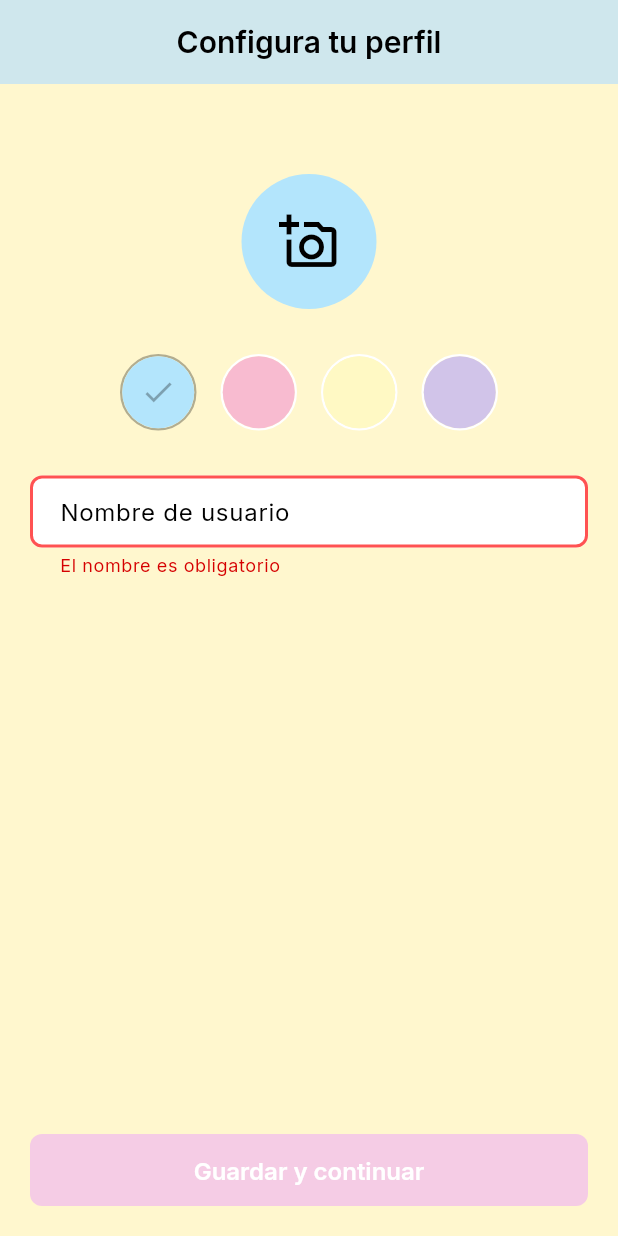
After one commit to ItsRaven-13/messaging_app, a Flutter app: the ProfileSetupScreen screen opened by its route, after a tap on "Guardar y continuar", on a phone screen of 412 x 824 dp. The commit adds this screen. Run offline on Flutter 3.47's test engine with Material 3 defaults, Android fonts, the phone set to English and light mode, and no system bars; our stand-ins replace cloud_firestore, connectivity_plus, firebase_auth, firebase_core, go_router, pinput; missing offline and left inert: firebase_app_check; accounts and stored records are empty; generated files the repository leaves out were written again.

Commit message:
feat(chat): Registro de datos del perfil de usuario

```diff
--- a/lib/app/router/app_router.dart
+++ b/lib/app/router/app_router.dart
@@ -25,6 +25,11 @@ final GoRouter appRouter = GoRouter(
       },
     ),
     GoRoute(
+      path: '/${AppRoutes.profileSetup}',
+      name: AppRoutes.profileSetup,
+      builder: (context, state) => const ProfileSetupScreen(),
+    ),
+    GoRoute(
       path: '/${AppRoutes.home}',
       name: AppRoutes.home,
       builder: (context, state) => const HomeChatScreen(),
--- a/lib/app/router/app_screens.dart
+++ b/lib/app/router/app_screens.dart
@@ -4,3 +4,4 @@ export 'package:messaging_app/features/auth/presentation/screens/phone_input_scr
 export 'package:messaging_app/features/auth/presentation/screens/otp_verification_screen.dart';
 export 'package:messaging_app/features/chat/presentation/screens/home_chat_screen.dart';
 export 'package:messaging_app/features/chat/presentation/screens/contact_list_screen.dart';
+export 'package:messaging_app/features/auth/presentation/screens/profile_setup_screen.dart';
--- a/lib/core/constants/app_routes.dart
+++ b/lib/core/constants/app_routes.dart
@@ -2,6 +2,7 @@ class AppRoutes {
   static const welcome = 'welcome';
   static const phoneInput = 'phoneInput';
   static const otpVerification = 'otpVerification';
+  static const profileSetup = 'profileSetup';
   static const home = 'home';
   static const contacts = 'contacts';
   static const noConnection = 'noConnection';
--- a/lib/features/auth/domain/models/user_model.dart
+++ b/lib/features/auth/domain/models/user_model.dart
@@ -1,15 +1,35 @@
 class UserModel {
-  final String id;
-  final String name;
+  final String uid;
   final String phoneNumber;
-  final String profilePictureUrl;
-  final DateTime lastSeen;
+  final String? name;
+  final String? initials;
+  final int? colorIndex;
 
   UserModel({
-    required this.id,
-    required this.name,
+    required this.uid,
     required this.phoneNumber,
-    required this.profilePictureUrl,
-    required this.lastSeen,
+    this.name,
+    this.initials,
+    this.colorIndex,
   });
+
+  Map<String, dynamic> toMap() {
+    return {
+      'uid': uid,
+      'phoneNumber': phoneNumber,
+      'name': name,
+      'initials': initials,
+      'colorIndex': colorIndex,
+    };
+  }
+
+  factory UserModel.fromMap(Map<String, dynamic> map) {
+    return UserModel(
+      uid: map['uid'],
+      phoneNumber: map['phoneNumber'],
+      name: map['name'],
+      initials: map['initials'],
+      colorIndex: map['colorIndex'],
+    );
+  }
 }
--- /dev/null
+++ b/lib/features/auth/domain/validators/profile_validator.dart
@@ -0,0 +1,12 @@
+class ProfileValidator {
+  static String? validate(String? name) {
+    if (name == null || name.isEmpty) {
+      return 'El nombre es obligatorio';
+    }
+    final regex = RegExp(r'^[a-zA-Z\s]+$');
+    if (!regex.hasMatch(name)) {
+      return 'Nombre inválido. Solo se permiten letras y espacios';
+    }
+    return null;
+  }
+}
--- /dev/null
+++ b/lib/features/auth/presentation/screens/profile_setup_screen.dart
@@ -0,0 +1,130 @@
+import 'package:flutter/material.dart';
+import 'package:go_router/go_router.dart';
+import 'package:messaging_app/app/theme/theme_extensions.dart';
+import 'package:messaging_app/features/auth/domain/validators/profile_validator.dart';
+import 'package:provider/provider.dart';
+import 'package:messaging_app/core/constants/app_routes.dart';
+import 'package:messaging_app/features/auth/presentation/providers/auth_provider.dart';
+
+class ProfileSetupScreen extends StatefulWidget {
+  const ProfileSetupScreen({super.key});
+
+  @override
+  State<ProfileSetupScreen> createState() => _ProfileSetupScreenState();
+}
+
+class _ProfileSetupScreenState extends State<ProfileSetupScreen> {
+  final _formKey = GlobalKey<FormState>();
+  final TextEditingController _nameController = TextEditingController();
+  int _selectedColorIndex = 0;
+
+  List<Color> _avatarColors(BuildContext context) => [
+    context.colors.avatarBlue,
+    context.colors.avatarPink,
+    context.colors.avatarYellow,
+    context.colors.avatarPurple,
+  ];
+
+  String get _initials {
+    final name = _nameController.text.trim();
+    if (name.isEmpty) return '';
+    final parts = name.split(' ');
+    if (parts.length == 1) return parts.first[0].toUpperCase();
+    return (parts[0][0] + parts[1][0]).toUpperCase();
+  }
+
+  @override
+  Widget build(BuildContext context) {
+    final auth = Provider.of<AuthProvider>(context);
+
+    return Scaffold(
+      appBar: AppBar(title: const Text('Configura tu perfil')),
+      body: Padding(
+        padding: const EdgeInsets.all(20),
+        child: Form(
+          key: _formKey,
+          autovalidateMode: AutovalidateMode.onUserInteraction,
+          child: Column(
+            children: [
+              const SizedBox(height: 40),
+              CircleAvatar(
+                radius: 45,
+                backgroundColor: _avatarColors(context)[_selectedColorIndex],
+                child: _initials.isNotEmpty
+                    ? Text(_initials, style: const TextStyle(fontSize: 30))
+                    : const Icon(Icons.add_a_photo_outlined, size: 40),
+              ),
+              const SizedBox(height: 30),
+              Wrap(
+                spacing: 16,
+                children: List.generate(_avatarColors(context).length, (index) {
+                  final color = _avatarColors(context)[index];
+                  return GestureDetector(
+                    onTap: () => setState(() => _selectedColorIndex = index),
+                    child: Container(
+                      decoration: BoxDecoration(
+                        shape: BoxShape.circle,
+                        border: Border.all(
+                          color: _selectedColorIndex == index
+                              ? Theme.of(
+                                  context,
+                                ).colorScheme.onSurface.withValues(alpha: 0.3)
+                              : Colors.white,
+                          width: 1.5, // grosor del borde
+                        ),
+                      ),
+                      child: CircleAvatar(
+                        radius: 24,
+                        backgroundColor: color,
+                        child: _selectedColorIndex == index
+                            ? Icon(
+                                Icons.check,
+                                color: Theme.of(
+                                  context,
+                                ).colorScheme.onSurface.withValues(alpha: 0.3),
+                              )
+                            : null,
+                      ),
+                    ),
+                  );
+                }),
+              ),
+              const SizedBox(height: 30),
+              TextFormField(
+                controller: _nameController,
+                validator: ProfileValidator.validate,
+                maxLength: 20,
+                decoration: const InputDecoration(
+                  labelText: 'Nombre de usuario',
+                  border: OutlineInputBorder(),
+                  counterText: '',
+                ),
+                onChanged: (_) => setState(() {}),
+              ),
+              const Spacer(),
+              ElevatedButton(
+                onPressed: () async {
+                  if (!_formKey.currentState!.validate()) return;
+                  final name = _nameController.text.trim();
+
+                  await auth.saveUserProfile(
+                    name: name,
+                    colorIndex: _selectedColorIndex,
+                  );
+
+                  if (context.mounted) {
+                    context.goNamed(AppRoutes.home);
+                  }
+                },
+                style: ElevatedButton.styleFrom(
+                  minimumSize: const Size(double.infinity, 48),
+                ),
+                child: const Text('Guardar y continuar'),
+              ),
+            ],
+          ),
+        ),
+      ),
+    );
+  }
+}
```
Also changed, not shown: lib/features/auth/presentation/providers/auth_provider.dart (+33 -0 lines), lib/features/auth/presentation/screens/otp_verification_screen.dart (+10 -1 lines).
